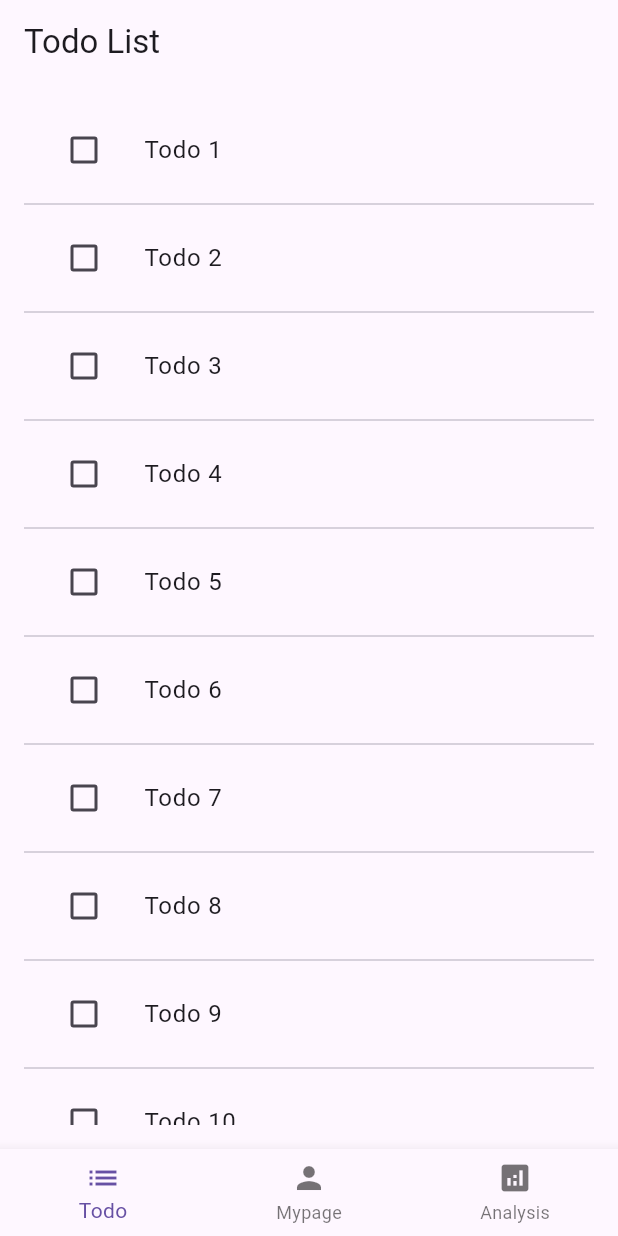
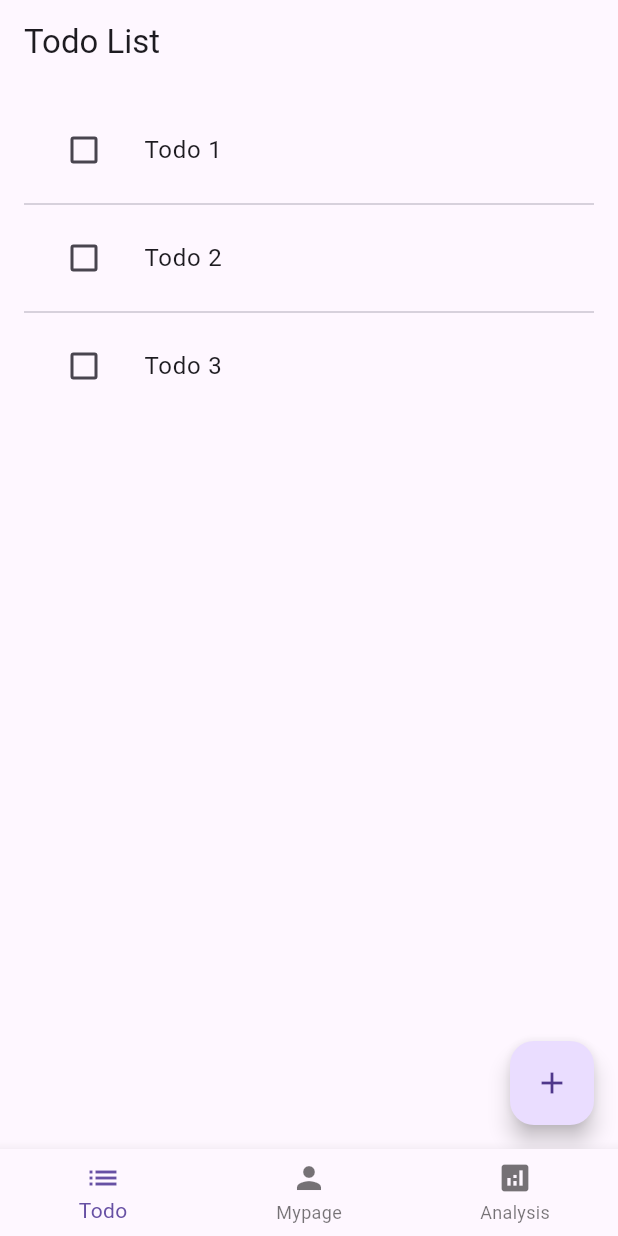
Before and after one commit to yukimiyake0607/my_project_2026_ver01, a Flutter app: the screen it shows after launch, on a phone screen of 412 x 824 dp. Run offline on Flutter 3.47's test engine with Material 3 defaults, Android fonts, the phone set to English and light mode, and no system bars; our stand-ins replace freezed_annotation.

Commit message:
feat: todo model and floating action button

```diff
--- /dev/null
+++ b/lib/src/features/todo_list/domain/todo.dart
@@ -0,0 +1,12 @@
+import 'package:freezed_annotation/freezed_annotation.dart';
+
+part 'todo.freezed.dart';
+
+@freezed
+abstract class Todo with _$Todo {
+  const factory Todo({
+    required String id,
+    required String title,
+    required bool isDone,
+  }) = _Todo;
+}
--- a/lib/src/features/todo_list/todo_list_screen.dart
+++ b/lib/src/features/todo_list/todo_list_screen.dart
@@ -1,7 +1,19 @@
 import 'package:flutter/material.dart';
+import 'package:my_project_2026_ver01/src/features/todo_list/domain/todo.dart';
 
-class TodoListScreen extends StatelessWidget {
+class TodoListScreen extends StatefulWidget {
   const TodoListScreen({super.key});
+
+  @override
+  State<TodoListScreen> createState() => _TodoListScreenState();
+}
+
+class _TodoListScreenState extends State<TodoListScreen> {
+  List<Todo> todos = [
+    Todo(id: '1', title: 'Todo 1', isDone: false),
+    Todo(id: '2', title: 'Todo 2', isDone: false),
+    Todo(id: '3', title: 'Todo 3', isDone: false),
+  ];
 
   @override
   Widget build(BuildContext context) {
@@ -11,21 +23,28 @@ class TodoListScreen extends StatelessWidget {
         padding: const EdgeInsets.all(16.0),
         child: ListView.separated(
           itemBuilder: (context, index) {
+            final todo = todos[index];
             return ListTile(
               leading: Checkbox(
-                value: false,
+                value: todo.isDone,
                 onChanged: (value) {
                   return;
                 },
               ),
-              title: Text('Todo ${index + 1}'),
+              title: Text(todo.title),
             );
           },
           separatorBuilder: (context, index) {
             return const Divider();
           },
-          itemCount: 10,
+          itemCount: todos.length,
         ),
+      ),
+      floatingActionButton: FloatingActionButton(
+        onPressed: () {
+          return;
+        },
+        child: const Icon(Icons.add),
       ),
     );
   }
```
Also changed, not shown: lib/src/features/todo_list/domain/todo.freezed.dart (added).
